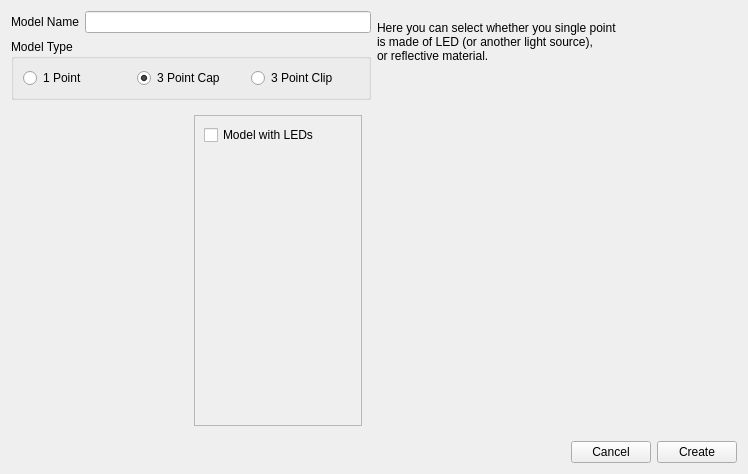
Old version of the form branches/facetracker/src/qt_gui/model_creation.ui in the repository uglyDwarf/linuxtrack.
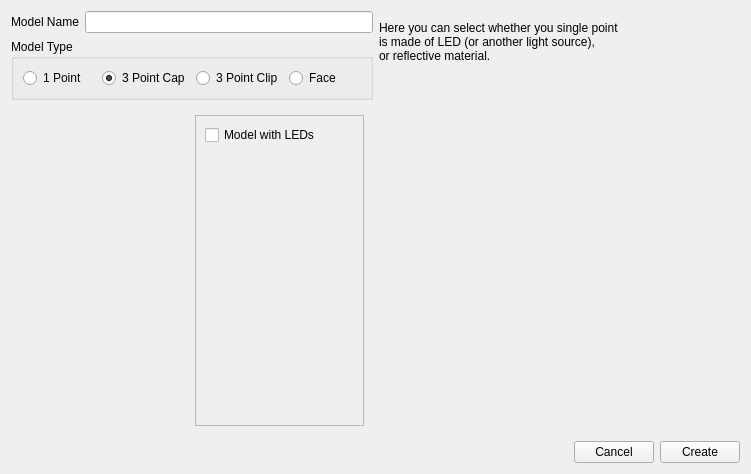
New version of the form. Icons and pictures are not drawn.

Diff of the .ui file:
```diff
--- a/branches/facetracker/src/qt_gui/model_creation.ui
+++ b/branches/facetracker/src/qt_gui/model_creation.ui
@@ -6,7 +6,7 @@
    <rect>
     <x>0</x>
     <y>0</y>
-    <width>748</width>
+    <width>751</width>
     <height>474</height>
    </rect>
   </property>
@@ -66,6 +66,13 @@
             </property>
            </widget>
           </item>
+          <item>
+           <widget class="QRadioButton" name="ModelFace">
+            <property name="text">
+             <string>Face</string>
+            </property>
+           </widget>
+          </item>
          </layout>
         </widget>
        </item>
```
